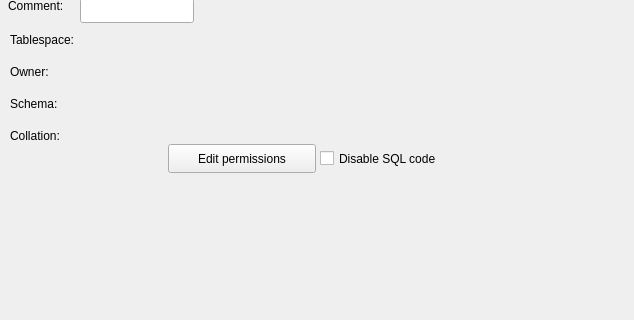
Above: libpgmodeler_ui/ui/baseobjectwidget.ui from pgmodeler/pgmodeler before the change; both pictures show x 0 to 634 and y 172 to 492 of the 634 by 588 pixel window. Below: the same form after it.
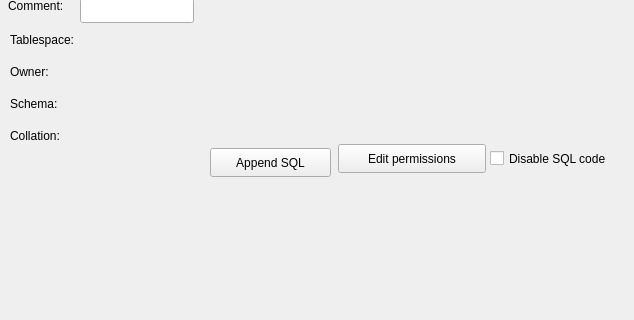
That is the form after the change. Icons and pictures are not drawn.

```diff
--- a/libpgmodeler_ui/ui/baseobjectwidget.ui
+++ b/libpgmodeler_ui/ui/baseobjectwidget.ui
@@ -219,7 +219,7 @@
   <widget class="QToolButton" name="edt_perms_tb">
    <property name="geometry">
     <rect>
-     <x>168</x>
+     <x>338</x>
      <y>316</y>
      <width>148</width>
      <height>29</height>
@@ -353,7 +353,7 @@
   <widget class="QCheckBox" name="disable_sql_chk">
    <property name="geometry">
     <rect>
-     <x>320</x>
+     <x>490</x>
      <y>320</y>
      <width>137</width>
      <height>21</height>
@@ -391,6 +391,53 @@
     <string>Collation:</string>
    </property>
   </widget>
+  <widget class="QToolButton" name="append_sql_tb">
+   <property name="geometry">
+    <rect>
+     <x>210</x>
+     <y>320</y>
+     <width>121</width>
+     <height>29</height>
+    </rect>
+   </property>
+   <property name="sizePolicy">
+    <sizepolicy hsizetype="Fixed" vsizetype="Preferred">
+     <horstretch>0</horstretch>
+     <verstretch>0</verstretch>
+    </sizepolicy>
+   </property>
+   <property name="minimumSize">
+    <size>
+     <width>0</width>
+     <height>0</height>
+    </size>
+   </property>
+   <property name="maximumSize">
+    <size>
+     <width>16777215</width>
+     <height>30</height>
+    </size>
+   </property>
+   <property name="toolTip">
+    <string>Edit Permissions</string>
+   </property>
+   <property name="text">
+    <string>Append SQL</string>
+   </property>
+   <property name="icon">
+    <iconset resource="../res/resources.qrc">
+     <normaloff>:/icones/icones/sqlappend.png</normaloff>:/icones/icones/sqlappend.png</iconset>
+   </property>
+   <property name="iconSize">
+    <size>
+     <width>20</width>
+     <height>20</height>
+    </size>
+   </property>
+   <property name="toolButtonStyle">
+    <enum>Qt::ToolButtonTextBesideIcon</enum>
+   </property>
+  </widget>
  </widget>
  <resources>
   <include location="../res/resources.qrc"/>
```
